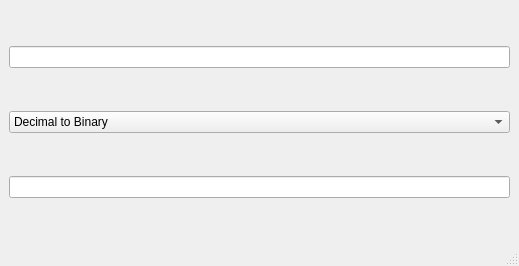
Qt form NumberSystemConverterGUI/mainwindow.ui (NazakatUmrani/Number-System-Converter-with-Big-Numbers-Handling-GUI-Qt) before a commit.
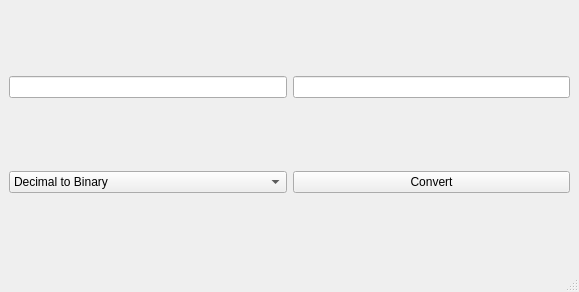
The same form after that commit.

Diff of the .ui file:
```diff
--- a/NumberSystemConverterGUI/mainwindow.ui
+++ b/NumberSystemConverterGUI/mainwindow.ui
@@ -6,8 +6,8 @@
    <rect>
     <x>0</x>
     <y>0</y>
-    <width>519</width>
-    <height>266</height>
+    <width>579</width>
+    <height>292</height>
    </rect>
   </property>
   <property name="windowTitle">
@@ -16,15 +16,25 @@
   <widget class="QWidget" name="centralwidget">
    <layout class="QHBoxLayout" name="horizontalLayout">
     <item>
-     <layout class="QVBoxLayout" name="verticalLayout">
-      <item>
+     <layout class="QGridLayout" name="gridLayout">
+      <item row="0" column="0">
        <widget class="QLineEdit" name="InputNum">
         <property name="text">
          <string/>
         </property>
        </widget>
       </item>
-      <item>
+      <item row="0" column="1">
+       <widget class="QLineEdit" name="Result">
+        <property name="text">
+         <string/>
+        </property>
+        <property name="readOnly">
+         <bool>true</bool>
+        </property>
+       </widget>
+      </item>
+      <item row="1" column="0">
        <widget class="QComboBox" name="Conversion">
         <item>
          <property name="text">
@@ -88,13 +98,10 @@
         </item>
        </widget>
       </item>
-      <item>
-       <widget class="QLineEdit" name="Result">
+      <item row="1" column="1">
+       <widget class="QPushButton" name="pushButton">
         <property name="text">
-         <string/>
-        </property>
-        <property name="readOnly">
-         <bool>true</bool>
+         <string>Convert</string>
         </property>
        </widget>
       </item>
```
Left out of the diff: 2 changed lines with no effect on the pictures.
